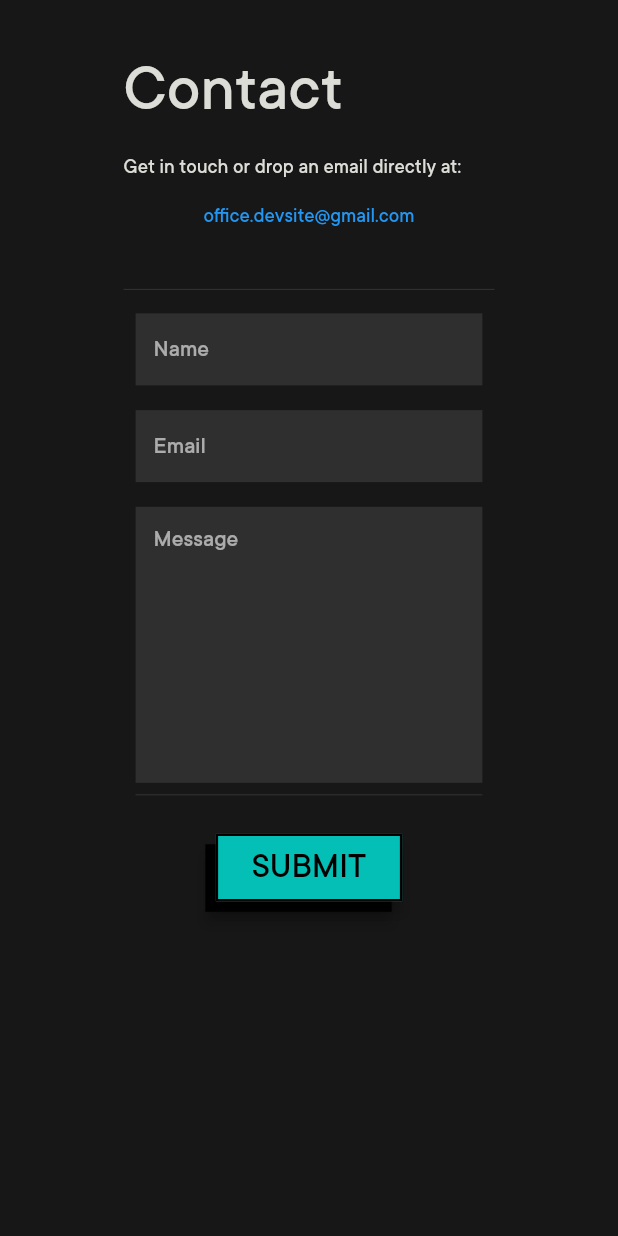
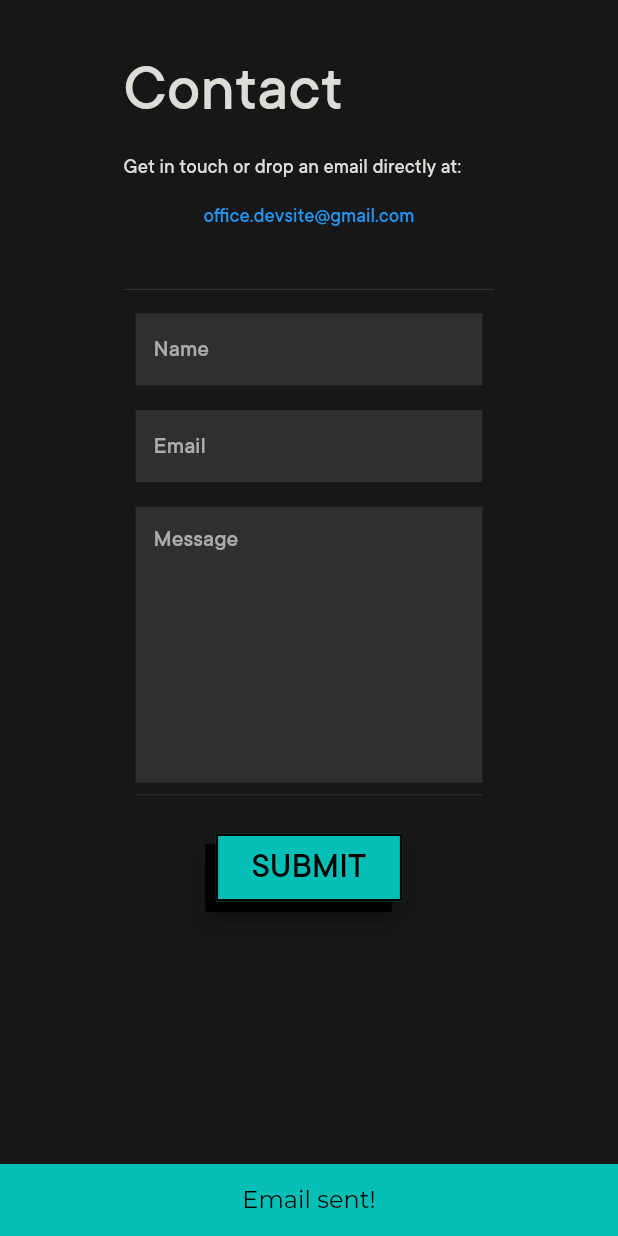
Before and after one commit to constantinLu/devsite_web, a Flutter app: the ContactMobileView widget shown alone on an empty page, opened directly, after a tap on "SUBMIT", on a phone screen of 412 x 824 dp. Run offline on Flutter 3.47's test engine with Material 2 defaults, Android fonts, the light colour scheme and no system bars; drawn by our look-alikes of flutter_animate, flutter_form_builder; our stand-ins replace animated_text_kit, args, carousel_slider, flutter_svg, font_awesome_flutter, google_fonts and 4 more; missing offline and left inert: mailer.

Commit message:
DEV-4 - added mail message, added color to contact view

```diff
--- a/lib/presentation/view/contact/contact_view.mobile.dart
+++ b/lib/presentation/view/contact/contact_view.mobile.dart
@@ -6,6 +6,7 @@ import 'package:flutter_form_builder/flutter_form_builder.dart';
 import 'package:sizer/sizer.dart';
 
 import '../../common/space.dart';
+import '../../common/style.dart';
 
 class ContactMobileView extends StatelessWidget {
   final _formKey = GlobalKey<FormBuilderState>();
@@ -82,9 +83,19 @@ class ContactMobileView extends StatelessWidget {
                   const Divider(),
                   Space.height(2.h)!,
                   RetroButton(
-                    label: "SUBMIT",
-                    onPressed: () => null,
-                  ),
+                      label: "SUBMIT",
+                      onPressed: () {
+                        ScaffoldMessenger.of(context).showSnackBar(
+                          SnackBar(
+                            content: Center(
+                                child: Text("Email sent!",
+                                    style: montserratStyleWithColor(
+                                        context, 16, kcBlackFull, FontWeight.w400))),
+                            elevation: 0,
+                            backgroundColor: kcTitleTurquoise,
+                          ),
+                        );
+                      }),
                 ],
               ),
             ),
```
Also changed, not shown: lib/presentation/view/contact/contact_view.desktop.dart (+23 -6 lines).
